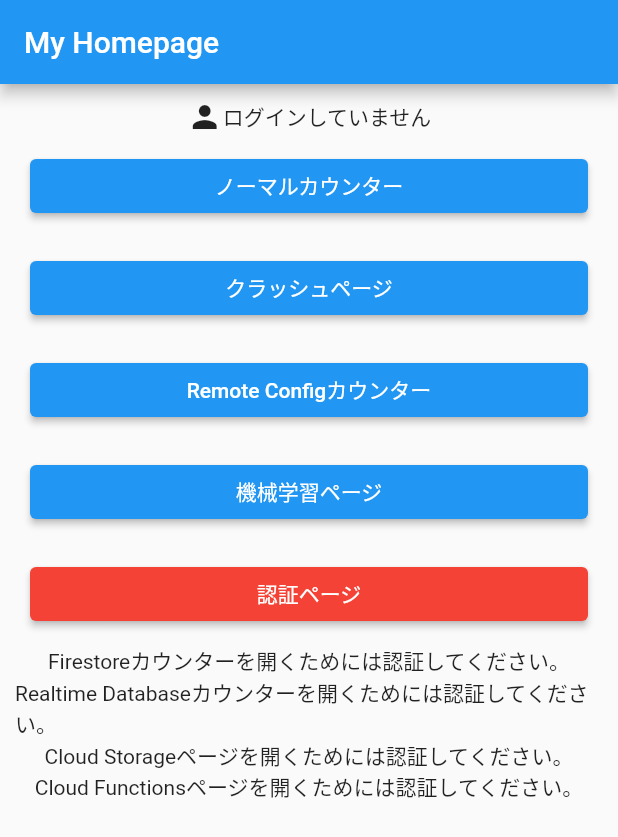
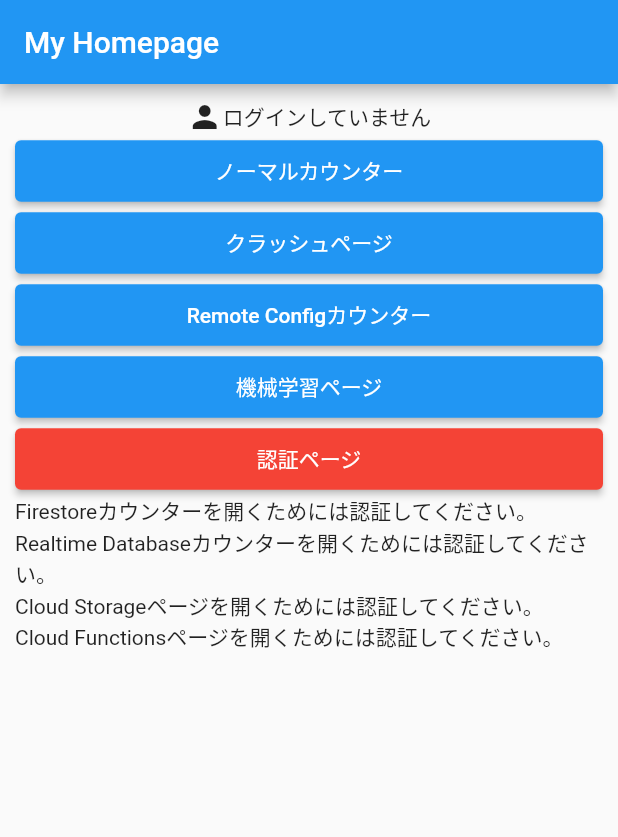
Before and after one commit to snova301/counter_firebase, a Flutter app: the screen it shows after launch, on a phone screen of 412 x 824 dp. Shown: the top 837 px of the screen. Run offline on Flutter 3.47's test engine with Material 2 defaults, Android fonts, the phone set to English and light mode, and no system bars; our stand-ins replace cloud_firestore, cloud_functions, firebase_analytics, firebase_auth, firebase_core, firebase_crashlytics and 6 more; missing offline and left inert: firebase_app_check, firebase_app_installations, firebase_in_app_messaging, google_mlkit_image_labeling; accounts and stored records are empty; generated files the repository leaves out were written again.

Commit message:
20220718 fix

```diff
--- a/lib/auth_page.dart
+++ b/lib/auth_page.dart
@@ -4,9 +4,6 @@ import 'package:flutter_riverpod/flutter_riverpod.dart';
 
 /// Firebase関係のインポート
 import 'package:firebase_auth/firebase_auth.dart';
-
-/// Other Page
-import 'package:counter_firebase/main.dart';
 
 /// Authのサインイン状態のprovider
 final signInStateProvider = StateProvider((ref) => 'サインインまたはアカウントを作成してください');
@@ -29,8 +26,8 @@ class AuthPageState extends ConsumerState<AuthPage> {
     super.initState();
 
     /// 現在のユーザー情報
-    print(FirebaseAuth.instance.currentUser?.displayName);
-    print(FirebaseAuth.instance.currentUser?.email);
+    // print(FirebaseAuth.instance.currentUser?.displayName);
+    // print(FirebaseAuth.instance.currentUser?.email);
   }
 
   @override
@@ -91,7 +88,7 @@ class AuthPageState extends ConsumerState<AuthPage> {
             ),
           ),
 
-          /// ログイン状態の表示
+          /// サインインのメッセージ表示
           Container(
             padding: const EdgeInsets.all(10),
             child: Text('メッセージ : $singInStatus'),
@@ -161,7 +158,7 @@ void _createAccount(WidgetRef ref, String id, String pass) async {
 
     /// ユーザ情報の更新
     ref.watch(userProvider.state).state = credential.user;
-    print(credential);
+    // print(credential);
 
     /// 画面に表示
     ref.read(signInStateProvider.state).state = 'アカウント作成に成功しました!';
--- a/lib/cloud_functions_page.dart
+++ b/lib/cloud_functions_page.dart
@@ -18,12 +18,12 @@ class CloudFunctionsPageState extends State<CloudFunctionsPage> {
   /// Cloud Functionsの実行
   void addNumber() async {
     try {
-      /// 数を
+      /// カウントアップの関数の読み出し
       final result = await FirebaseFunctions.instance
           .httpsCallable('functionsTest')
           .call({'firstNumber': _number, 'secondNumber': 1});
       _number = result.data['addNumber'];
-      print(result.data['contextUid']);
+      // print(result.data['contextUid']);
     } on FirebaseFunctionsException catch (error) {
       print(error.code);
       print(error.details);
--- a/lib/main.dart
+++ b/lib/main.dart
@@ -1,31 +1,30 @@
 /// Flutter関係のインポート
+import 'dart:async';
 import 'package:flutter/foundation.dart';
 import 'package:flutter/material.dart';
 import 'package:flutter_riverpod/flutter_riverpod.dart';
-import 'dart:async';
 
 /// Firebase関係のインポート
 import 'package:firebase_core/firebase_core.dart';
 import 'firebase_options.dart';
-import 'package:counter_firebase/cloud_storage.dart';
-import 'package:counter_firebase/firestore_page.dart';
-import 'package:counter_firebase/realtime_database_page.dart';
 import 'package:firebase_analytics/firebase_analytics.dart';
 import 'package:firebase_crashlytics/firebase_crashlytics.dart';
+import 'package:counter_firebase/remote_config_page.dart';
 import 'package:firebase_auth/firebase_auth.dart';
 import 'package:firebase_messaging/firebase_messaging.dart';
 import 'package:firebase_app_installations/firebase_app_installations.dart';
 import 'package:firebase_in_app_messaging/firebase_in_app_messaging.dart';
-import 'package:cloud_functions/cloud_functions.dart';
 import 'package:firebase_app_check/firebase_app_check.dart';
 
 /// 他ページのインポート
 import 'package:counter_firebase/normal_counter_page.dart';
 import 'package:counter_firebase/crash_page.dart';
 import 'package:counter_firebase/auth_page.dart';
-import 'package:counter_firebase/remote_config_page.dart';
+import 'package:counter_firebase/firestore_page.dart';
+import 'package:counter_firebase/realtime_database_page.dart';
+import 'package:counter_firebase/cloud_storage.dart';
+import 'package:counter_firebase/cloud_functions_page.dart';
 import 'package:counter_firebase/ml_page.dart';
-import 'package:counter_firebase/cloud_functions_page.dart';
 
 /// プラットフォームの確認
 final isAndroid =
@@ -38,20 +37,17 @@ Future<void> _firebaseMessagingBackgroundHandler(RemoteMessage message) async {
   print('Handling a background message: ${message.messageId}');
 }
 
-/// メイン
 void main() async {
   /// クラッシュハンドラ
   runZonedGuarded<Future<void>>(() async {
     /// Firebaseの初期化
     WidgetsFlutterBinding.ensureInitialized();
+    await Firebase.initializeApp(
+      options: DefaultFirebaseOptions.currentPlatform,
+    );
 
     /// FCMのバックグランドメッセージを表示
     FirebaseMessaging.onBackgroundMessage(_firebaseMessagingBackgroundHandler);
-
-    await Firebase.initializeApp(
-      name: isAndroid || isIOS ? 'counterFirebase' : null,
-      options: DefaultFirebaseOptions.currentPlatform,
-    );
 
     /// クラッシュハンドラ(Flutterフレームワーク内でスローされたすべてのエラー)
     FlutterError.onError = FirebaseCrashlytics.instance.recordFlutterFatalError;
@@ -74,8 +70,7 @@ void main() async {
 }
 
 /// Providerの初期化
-/// カウンター用のプロバイダー
-final counterProvider = StateNotifierProvider.autoDispose<Counter, int>((ref) {
+final counterProvider = StateNotifierProvider<Counter, int>((ref) {
   return Counter();
 });
 
@@ -103,7 +98,7 @@ class MyApp extends StatelessWidget {
   }
 }
 
-/// ホーム画面
+/// ホームページ画面
 class MyHomePage extends ConsumerStatefulWidget {
   const MyHomePage({Key? key}) : super(key: key);
 
@@ -128,16 +123,14 @@ class MyHomePageState extends ConsumerState<MyHomePage> {
 
   @override
   Widget build(BuildContext context) {
-    /// ログイン状態の確認
-    FirebaseAuth.instance.authStateChanges().listen(
-      (User? user) {
+    /// ユーザー情報の取得
+    FirebaseAuth.instance.authStateChanges().listen((User? user) {
       if (user == null) {
         ref.watch(userEmailProvider.state).state = 'ログインしていません';
       } else {
         ref.watch(userEmailProvider.state).state = user.email!;
       }
-      },
-    );
+    });
 
     return Scaffold(
       appBar: AppBar(
@@ -155,70 +148,97 @@ class MyHomePageState extends ConsumerState<MyHomePage> {
             ],
           ),
 
-          /// 各ページへの遷移(認証不要)
-          _PagePushButton(
-              context, 'ノーマルカウンター', const NormalCounterPage(), Colors.blue),
-          _PagePushButton(context, 'クラッシュページ', const CrashPage(), Colors.blue),
-          _PagePushButton(context, 'Remote Configカウンター',
-              const RemoteConfigPage(), Colors.blue),
-          _PagePushButton(context, '機械学習ページ', const MLPage(), Colors.blue),
-
-          /// 認証ページへ遷移
-          _PagePushButton(context, '認証ページ', const AuthPage(), Colors.red),
+          /// ページ遷移
+          const _PagePushButton(
+            buttonTitle: 'ノーマルカウンター',
+            pagename: NormalCounterPage(),
+          ),
+          const _PagePushButton(
+            buttonTitle: 'クラッシュページ',
+            pagename: CrashPage(),
+          ),
+          const _PagePushButton(
+            buttonTitle: 'Remote Configカウンター',
+            pagename: RemoteConfigPage(),
+          ),
+          const _PagePushButton(
+            buttonTitle: '機械学習ページ',
+            pagename: MLPage(),
+          ),
+          const _PagePushButton(
+            buttonTitle: '認証ページ',
+            pagename: AuthPage(),
+            bgColor: Colors.red,
+          ),
 
           /// 各ページへの遷移(認証後利用可能)
           /// 認証されていなかったらボタンを押せない状態にする
           FirebaseAuth.instance.currentUser?.uid != null
-              ? _PagePushButton(context, 'Firestoreカウンター',
-                  const FirestorePage(), Colors.green)
-              : Container(
-                  alignment: Alignment.center,
-                  child: const Text('Firestoreカウンターを開くためには認証してください。'),
-                ),
+              ? const _PagePushButton(
+                  buttonTitle: 'Firestoreカウンター',
+                  pagename: FirestorePage(),
+                  bgColor: Colors.green,
+                )
+              : const Text('Firestoreカウンターを開くためには認証してください。'),
           FirebaseAuth.instance.currentUser?.uid != null
-              ? _PagePushButton(context, 'Realtime Databaseカウンター',
-                  const RealtimeDatabasePage(), Colors.green)
-              : Container(
-                  alignment: Alignment.center,
-                  child: const Text('Realtime Databaseカウンターを開くためには認証してください。'),
-                ),
+              ? const _PagePushButton(
+                  buttonTitle: 'Realtime Databaseカウンター',
+                  pagename: RealtimeDatabasePage(),
+                  bgColor: Colors.green,
+                )
+              : const Text('Realtime Databaseカウンターを開くためには認証してください。'),
           FirebaseAuth.instance.currentUser?.uid != null
-              ? _PagePushButton(context, 'Cloud Storageページ',
-                  const CloudStoragePage(), Colors.green)
-              : Container(
-                  alignment: Alignment.center,
-                  child: const Text('Cloud Storageページを開くためには認証してください。'),
-                ),
+              ? const _PagePushButton(
+                  buttonTitle: 'Cloud Storageページ',
+                  pagename: CloudStoragePage(),
+                  bgColor: Colors.green,
+                )
+              : const Text('Cloud Storageページを開くためには認証してください。'),
           FirebaseAuth.instance.currentUser?.uid != null
-              ? _PagePushButton(context, 'Cloud Functionsページ',
-                  const CloudFunctionsPage(), Colors.green)
-              : Container(
-                  alignment: Alignment.center,
-                  child: const Text('Cloud Functionsページを開くためには認証してください。'),
-                ),
+              ? const _PagePushButton(
+                  buttonTitle: 'Cloud Functionsページ',
+                  pagename: CloudFunctionsPage(),
+                  bgColor: Colors.green,
+                )
+              : const Text('Cloud Functionsページを開くためには認証してください。'),
         ],
       ),
     );
   }
 }
 
-/// ページ遷移ボタン
-class _PagePushButton extends Container {
-  _PagePushButton(
-      BuildContext context, String buttonTitle, pagename, Color bgColor)
-      : super(
+/// ページ遷移のボタン
+class _PagePushButton extends StatelessWidget {
+  const _PagePushButton({
+    Key? key,
+    required this.buttonTitle,
+    required this.pagename,
+    this.bgColor = Colors.blue,
+  }) : super(key: key);
+
+  final String buttonTitle;
+  final dynamic pagename;
+  final Color bgColor;
+
+  @override
+  Widget build(BuildContext context) {
+    return ElevatedButton(
+      style: ButtonStyle(
+        backgroundColor: MaterialStateProperty.all(bgColor),
+      ),
+      child: Container(
         padding: const EdgeInsets.all(10),
-          child: ElevatedButton(
+        child: Text(buttonTitle),
+      ),
       onPressed: () {
         AnalyticsService().logPage(buttonTitle);
         Navigator.push(
-                  context, MaterialPageRoute(builder: (context) => pagename));
+          context,
+          MaterialPageRoute(builder: (context) => pagename),
+        );
       },
-            style: ButtonStyle(
-                backgroundColor: MaterialStateProperty.all(bgColor)),
-            child: Text(buttonTitle),
-          ),
     );
+  }
 }
 
 /// Analyticsの実装
--- a/lib/normal_counter_page.dart
+++ b/lib/normal_counter_page.dart
@@ -2,7 +2,7 @@
 import 'package:flutter/material.dart';
 import 'package:flutter_riverpod/flutter_riverpod.dart';
 
-/// Other Page
+/// 他のページ
 import 'package:counter_firebase/main.dart';
 
 class NormalCounterPage extends ConsumerStatefulWidget {
--- a/lib/realtime_database_page.dart
+++ b/lib/realtime_database_page.dart
@@ -6,7 +6,7 @@ import 'package:flutter_riverpod/flutter_riverpod.dart';
 import 'package:firebase_database/firebase_database.dart';
 import 'package:firebase_auth/firebase_auth.dart';
 
-/// Other Page
+/// 他のページのインポート
 import 'package:counter_firebase/main.dart';
 
 class RealtimeDatabasePage extends ConsumerStatefulWidget {
--- a/lib/remote_config_page.dart
+++ b/lib/remote_config_page.dart
@@ -5,7 +5,7 @@ import 'package:flutter_riverpod/flutter_riverpod.dart';
 /// Firebase関係のインポート
 import 'package:firebase_remote_config/firebase_remote_config.dart';
 
-/// Other Page
+/// 他のページ
 import 'package:counter_firebase/main.dart';
 
 class RemoteConfigPage extends ConsumerStatefulWidget {
@@ -26,8 +26,6 @@ class RemoteConfigPageState extends ConsumerState<RemoteConfigPage> {
 
   @override
   Widget build(BuildContext context) {
-    final counter = ref.watch(counterProvider);
-
     return Scaffold(
       appBar: AppBar(
         title: const Text('Homepage'),
@@ -37,20 +35,12 @@ class RemoteConfigPageState extends ConsumerState<RemoteConfigPage> {
           mainAxisAlignment: MainAxisAlignment.center,
           children: <Widget>[
             /// Remote Configのデータ取得
-            Text(FirebaseRemoteConfig.instance.getString("example_param")),
             Text(
-              '$counter',
+              FirebaseRemoteConfig.instance.getString("example_param"),
               style: Theme.of(context).textTheme.headline4,
             ),
           ],
         ),
-      ),
-      floatingActionButton: FloatingActionButton(
-        onPressed: () {
-          ref.read(counterProvider.notifier).increment();
-        },
-        tooltip: 'Increment',
-        child: const Icon(Icons.add),
       ),
     );
   }
@@ -70,7 +60,7 @@ class FirebaseRemoteConfigService {
 
     /// アプリ内デフォルトパラメータ値の設定
     await remoteConfig.setDefaults(const {
-      "example_param": "Hello, world!",
+      "example_param": "0",
     });
 
     /// 値をフェッチ
```
Also changed, not shown: pubspec.yaml (+11 -11 lines), 2 other files. Lines whose indentation alone changed are shown as unchanged.
